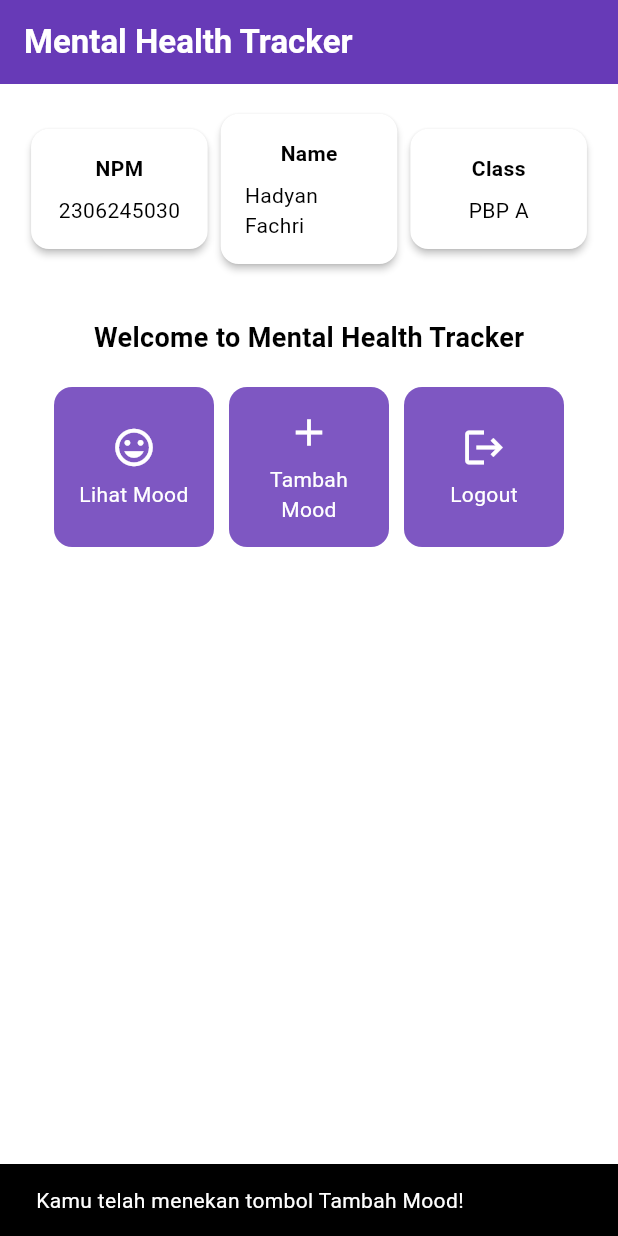
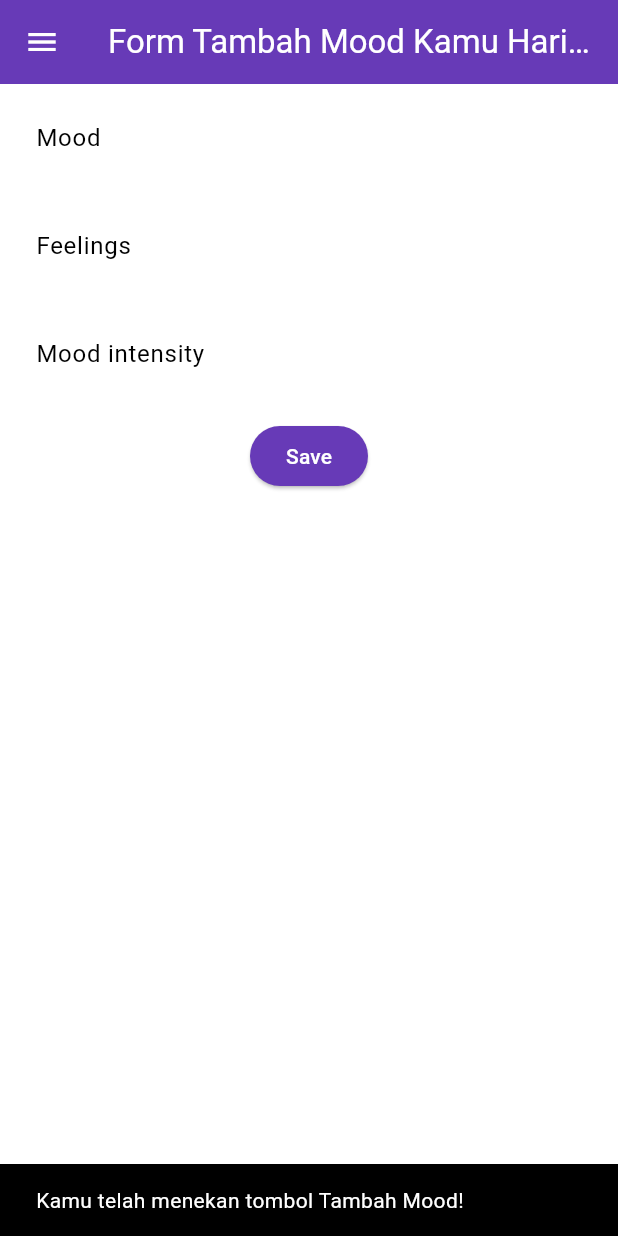
Before and after one commit to fachhhh/mental-health-tracker-mobile, a Flutter app: the screen it shows after launch, after a tap on "Tambah Mood", on a phone screen of 412 x 824 dp. Run offline on Flutter 3.47's test engine with Material 3 defaults, Android fonts, the phone set to English and light mode, and no system bars.

Commit message:
Already done Tutorial 7

```diff
--- a/lib/main.dart
+++ b/lib/main.dart
@@ -1,5 +1,5 @@
 import 'package:flutter/material.dart';
-import 'package:mental_health_tracker/menu.dart';
+import 'package:mental_health_tracker/screens/menu.dart';
 
 void main() {
   runApp(const MyApp());
--- a/lib/menu.dart
+++ b/lib/screens/menu.dart
@@ -1,12 +1,6 @@
 import 'package:flutter/material.dart';
-
-class ItemHomepage {
-     final String name;
-     final IconData icon;
-
-     ItemHomepage(this.name, this.icon);
-}
-
+import 'package:mental_health_tracker/widgets/left_drawer.dart';
+import 'package:mental_health_tracker/widgets/mood_card.dart';
 class MyHomePage extends StatelessWidget {
   MyHomePage({super.key});
   final String npm = '2306245030'; // NPM
@@ -33,9 +27,11 @@ class MyHomePage extends StatelessWidget {
             fontWeight: FontWeight.bold,
           ),
         ),
+        iconTheme: const IconThemeData(color: Colors.white),
         // Warna latar belakang AppBar diambil dari skema warna tema aplikasi.
         backgroundColor: Theme.of(context).colorScheme.primary,
       ),
+      drawer: const LeftDrawer(),
       // Body halaman dengan padding di sekelilingnya.
       body: Padding(
         padding: const EdgeInsets.all(16.0),
@@ -97,89 +93,3 @@ class MyHomePage extends StatelessWidget {
     );
   }
 }
-
-class InfoCard extends StatelessWidget {
-  // Kartu informasi yang menampilkan title dan content.
-
-  final String title;  // Judul kartu.
-  final String content;  // Isi kartu.
-
-  const InfoCard({super.key, required this.title, required this.content});
-
-  @override
-  Widget build(BuildContext context) {
-    return Card(
-      // Membuat kotak kartu dengan bayangan dibawahnya.
-      elevation: 2.0,
-      child: Container(
-        // Mengatur ukuran dan jarak di dalam kartu.
-        width: MediaQuery.of(context).size.width / 3.5, // menyesuaikan dengan lebar device yang digunakan.
-        padding: const EdgeInsets.all(16.0),
-        // Menyusun title dan content secara vertikal.
-        child: Column(
-          children: [
-            Text(
-              title,
-              style: const TextStyle(fontWeight: FontWeight.bold),
-            ),
-            const SizedBox(height: 8.0),
-            Text(content),
-          ],
-        ),
-      ),
-    );
-  }
-}
-
-class ItemCard extends StatelessWidget {
-  // Menampilkan kartu dengan ikon dan nama.
-
-  final ItemHomepage item;
-
-  const ItemCard(this.item, {super.key});
-
-  @override
-  Widget build(BuildContext context) {
-    return Material(
-      // Menentukan warna latar belakang dari tema aplikasi.
-      color: Theme.of(context).colorScheme.secondary,
-      // Membuat sudut kartu melengkung.
-      borderRadius: BorderRadius.circular(12),
-
-      child: InkWell(
-        // Aksi ketika kartu ditekan.
-        onTap: () {
-          // Menampilkan pesan SnackBar saat kartu ditekan.
-          ScaffoldMessenger.of(context)
-            ..hideCurrentSnackBar()
-            ..showSnackBar(
-              SnackBar(content: Text("Kamu telah menekan tombol ${item.name}!"))
-            );
-        },
-        // Container untuk menyimpan Icon dan Text
-        child: Container(
-          padding: const EdgeInsets.all(8),
-          child: Center(
-            child: Column(
-              // Menyusun ikon dan teks di tengah kartu.
-              mainAxisAlignment: MainAxisAlignment.center,
-              children: [
-                Icon(
-                  item.icon,
-                  color: Colors.white,
-                  size: 30.0,
-                ),
-                const Padding(padding: EdgeInsets.all(3)),
-                Text(
-                  item.name,
-                  textAlign: TextAlign.center,
-                  style: const TextStyle(color: Colors.white),
-                ),
-              ],
-            ),
-          ),
-        ),
-      ),
-    );
-  }
-}
--- /dev/null
+++ b/lib/screens/moodentry_form.dart
@@ -0,0 +1,161 @@
+import 'package:flutter/material.dart';
+import 'package:mental_health_tracker/widgets/left_drawer.dart';
+
+class MoodEntryFormPage extends StatefulWidget {
+  const MoodEntryFormPage({super.key});
+
+  @override
+  State<MoodEntryFormPage> createState() => _MoodEntryFormPageState();
+}
+
+class _MoodEntryFormPageState extends State<MoodEntryFormPage> {
+  final _formKey = GlobalKey<FormState>();
+  String _mood = "";
+  String _feelings = "";
+  int _moodIntensity = 0;
+
+  @override
+  Widget build(BuildContext context) {
+    return Scaffold(
+      appBar: AppBar(
+        title: const Center(
+          child: Text(
+            'Form Tambah Mood Kamu Hari ini',
+          ),
+        ),
+        backgroundColor: Theme.of(context).colorScheme.primary,
+        foregroundColor: Colors.white,
+      ),
+      drawer: const LeftDrawer(),
+      body: Form(
+        key: _formKey,
+        child: SingleChildScrollView(
+          child: Column(
+            crossAxisAlignment: CrossAxisAlignment.start,
+            children: [
+              Padding(
+                padding: const EdgeInsets.all(8.0),
+                child: TextFormField(
+                  decoration: InputDecoration(
+                    hintText: "Mood",
+                    labelText: "Mood",
+                    border: OutlineInputBorder(
+                      borderRadius: BorderRadius.circular(5.0),
+                    ),
+                  ),
+                  onChanged: (String? value) {
+                    setState(() {
+                      _mood = value!;
+                    });
+                  },
+                  validator: (String? value) {
+                    if (value == null || value.isEmpty) {
+                      return "Mood tidak boleh kosong!";
+                    }
+                    return null;
+                  },
+                ),
+              ),
+              Padding(
+                padding: const EdgeInsets.all(8.0),
+                child: TextFormField(
+                  decoration: InputDecoration(
+                    hintText: "Feelings",
+                    labelText: "Feelings",
+                    border: OutlineInputBorder(
+                      borderRadius: BorderRadius.circular(5.0),
+                    ),
+                  ),
+                  onChanged: (String? value) {
+                    setState(() {
+                      _feelings = value!;
+                    });
+                  },
+                  validator: (String? value) {
+                    if (value == null || value.isEmpty) {
+                      return "Feelings tidak boleh kosong!";
+                    }
+                    return null;
+                  },
+                ),
+              ),
+              Padding(
+                padding: const EdgeInsets.all(8.0),
+                child: TextFormField(
+                  decoration: InputDecoration(
+                    hintText: "Mood intensity",
+                    labelText: "Mood intensity",
+                    border: OutlineInputBorder(
+                      borderRadius: BorderRadius.circular(5.0),
+                    ),
+                  ),
+                  onChanged: (String? value) {
+                    setState(() {
+                      _moodIntensity = int.tryParse(value!) ?? 0;
+                    });
+                  },
+                  validator: (String? value) {
+                    if (value == null || value.isEmpty) {
+                      return "Mood intensity tidak boleh kosong!";
+                    }
+                    if (int.tryParse(value) == null) {
+                      return "Mood intensity harus berupa angka!";
+                    }
+                    return null;
+                  },
+                ),
+              ),
+              Align(
+                alignment: Alignment.bottomCenter,
+                child: Padding(
+                  padding: const EdgeInsets.all(8.0),
+                  child: ElevatedButton(
+                    style: ButtonStyle(
+                      backgroundColor: MaterialStateProperty.all(
+                          Theme.of(context).colorScheme.primary),
+                    ),
+                    onPressed: () {
+                      if (_formKey.currentState!.validate()) {
+                        showDialog(
+                          context: context,
+                          builder: (context) {
+                            return AlertDialog(
+                              title: const Text('Mood berhasil tersimpan'),
+                              content: SingleChildScrollView(
+                                child: Column(
+                                  crossAxisAlignment: CrossAxisAlignment.start,
+                                  children: [
+                                    Text('Mood: $_mood'),
+                                    Text('Feelings: $_feelings'),
+                                    Text('Mood Intensity: $_moodIntensity'),
+                                  ],
+                                ),
+                              ),
+                              actions: [
+                                TextButton(
+                                  child: const Text('OK'),
+                                  onPressed: () {
+                                    Navigator.pop(context);
+                                    _formKey.currentState!.reset();
+                                  },
+                                ),
+                              ],
+                            );
+                          },
+                        );
+                      }
+                    },
+                    child: const Text(
+                      "Save",
+                      style: TextStyle(color: Colors.white),
+                    ),
+                  ),
+                ),
+              ),
+            ],
+          ),
+        ),
+      ),
+    );
+  }
+}
--- /dev/null
+++ b/lib/widgets/left_drawer.dart
@@ -0,0 +1,64 @@
+import 'package:flutter/material.dart';
+import 'package:mental_health_tracker/screens/menu.dart';
+import 'package:mental_health_tracker/screens/moodentry_form.dart';
+
+class LeftDrawer extends StatelessWidget {
+  const LeftDrawer({super.key});
+
+  @override
+  Widget build(BuildContext context) {
+    return Drawer(
+      child: ListView(
+        children: [
+          DrawerHeader(
+            decoration: BoxDecoration(
+              color: Theme.of(context).colorScheme.primary,
+            ),
+            child: const Column(
+              children: [
+                Text(
+                  'Mental Health Tracker',
+                  textAlign: TextAlign.center,
+                  style: TextStyle(
+                    fontSize: 24,
+                    fontWeight: FontWeight.bold,
+                    color: Colors.white,
+                  ),
+                ),
+                Padding(padding: EdgeInsets.all(8)),
+                Text(
+                  "Ayo jaga kesehatan mentalmu setiap hari disini!",
+                  // TODO: Tambahkan gaya teks dengan center alignment, font ukuran 15, warna putih, dan weight biasa
+                ),
+              ],
+            ),
+          ),
+          ListTile(
+            leading: const Icon(Icons.home_outlined),
+            title: const Text('Halaman Utama'),
+            // Bagian redirection ke MyHomePage
+            onTap: () {
+              Navigator.pushReplacement(
+                  context,
+                  MaterialPageRoute(
+                    builder: (context) => MyHomePage(),
+                  ));
+            },
+          ),
+          ListTile(
+            leading: const Icon(Icons.mood),
+            title: const Text('Tambah Mood'),
+            // Bagian redirection ke MoodEntryFormPage
+            onTap: () {
+              Navigator.pushReplacement(
+                  context,
+                  MaterialPageRoute(
+                    builder: (context) => const MoodEntryFormPage(),
+                  ));
+            },
+          ),
+        ],
+      ),
+    );
+  }
+}
--- /dev/null
+++ b/lib/widgets/mood_card.dart
@@ -0,0 +1,103 @@
+import 'package:flutter/material.dart';
+import 'package:mental_health_tracker/screens/moodentry_form.dart';
+
+class ItemHomepage {
+     final String name;
+     final IconData icon;
+
+     ItemHomepage(this.name, this.icon);
+}
+
+class ItemCard extends StatelessWidget {
+  // Menampilkan kartu dengan ikon dan nama.
+
+  final ItemHomepage item;
+
+  const ItemCard(this.item, {super.key});
+
+  @override
+  Widget build(BuildContext context) {
+    return Material(
+      // Menentukan warna latar belakang dari tema aplikasi.
+      color: Theme.of(context).colorScheme.secondary,
+      // Membuat sudut kartu melengkung.
+      borderRadius: BorderRadius.circular(12),
+
+      child: InkWell(
+        // Aksi ketika kartu ditekan.
+        onTap: () {
+          // Menampilkan pesan SnackBar saat kartu ditekan.
+          ScaffoldMessenger.of(context)
+            ..hideCurrentSnackBar()
+            ..showSnackBar(
+              SnackBar(content: Text("Kamu telah menekan tombol ${item.name}!"))
+            );
+          if (item.name == "Tambah Mood") {
+            Navigator.push(
+              context,
+              MaterialPageRoute(
+                builder: (context) => const MoodEntryFormPage(),
+              ));
+          }
+        },
+        // Container untuk menyimpan Icon dan Text
+        child: Container(
+          padding: const EdgeInsets.all(8),
+          child: Center(
+            child: Column(
+              // Menyusun ikon dan teks di tengah kartu.
+              mainAxisAlignment: MainAxisAlignment.center,
+              children: [
+                Icon(
+                  item.icon,
+                  color: Colors.white,
+                  size: 30.0,
+                ),
+                const Padding(padding: EdgeInsets.all(3)),
+                Text(
+                  item.name,
+                  textAlign: TextAlign.center,
+                  style: const TextStyle(color: Colors.white),
+                ),
+              ],
+            ),
+          ),
+        ),
+      ),
+    );
+  }
+}
+
+
+class InfoCard extends StatelessWidget {
+  // Kartu informasi yang menampilkan title dan content.
+
+  final String title;  // Judul kartu.
+  final String content;  // Isi kartu.
+
+  const InfoCard({super.key, required this.title, required this.content});
+
+  @override
+  Widget build(BuildContext context) {
+    return Card(
+      // Membuat kotak kartu dengan bayangan dibawahnya.
+      elevation: 2.0,
+      child: Container(
+        // Mengatur ukuran dan jarak di dalam kartu.
+        width: MediaQuery.of(context).size.width / 3.5, // menyesuaikan dengan lebar device yang digunakan.
+        padding: const EdgeInsets.all(16.0),
+        // Menyusun title dan content secara vertikal.
+        child: Column(
+          children: [
+            Text(
+              title,
+              style: const TextStyle(fontWeight: FontWeight.bold),
+            ),
+            const SizedBox(height: 8.0),
+            Text(content),
+          ],
+        ),
+      ),
+    );
+  }
+}
```
